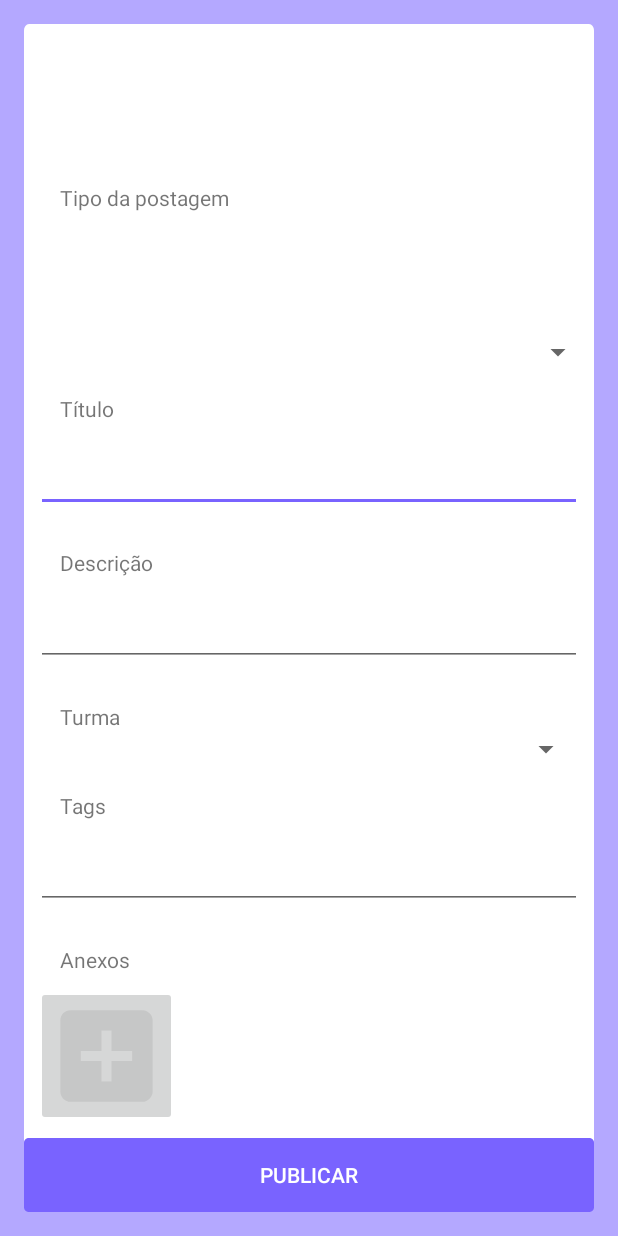
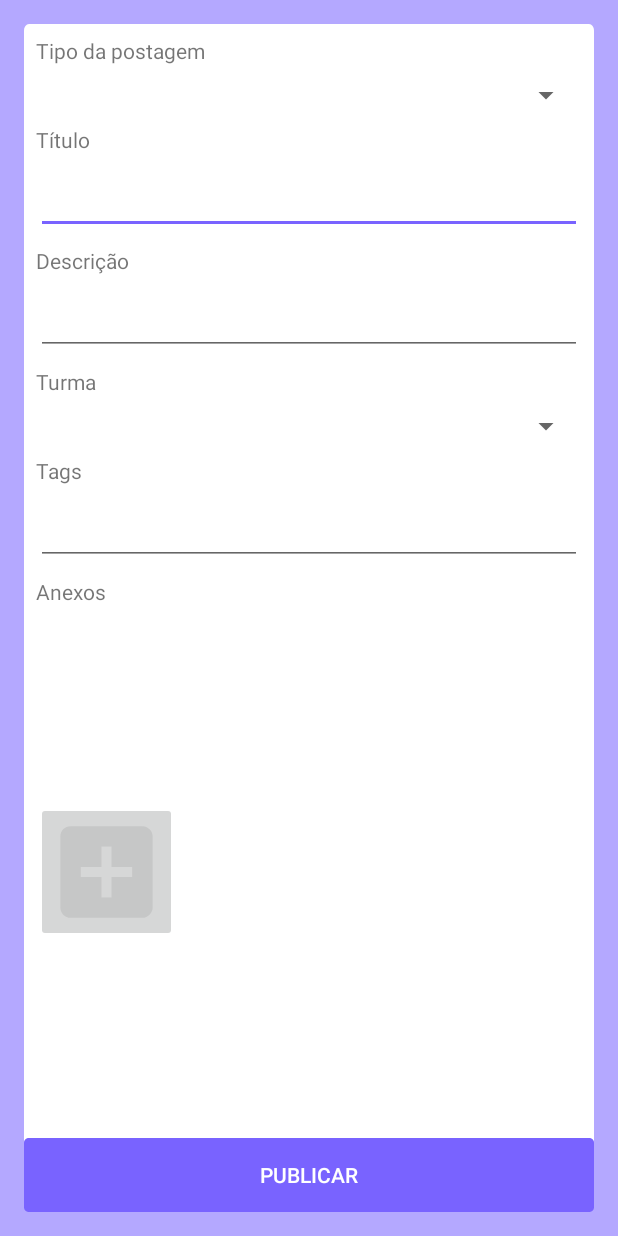
Before and after one commit to angelelouise/apotheca, an Android app: the layout activity_cadastrar_post.xml on its own in the app's theme, with its tools: preview values and no code run, on a phone screen of 412 x 824 dp. Run offline under Robolectric (Android 15) with nearby library versions, the phone set to English and light mode, and no system bars.

```diff
--- a/app/src/main/AndroidManifest.xml
+++ b/app/src/main/AndroidManifest.xml
@@ -15,7 +15,8 @@
         android:roundIcon="@drawable/logo"
         android:supportsRtl="true"
         android:theme="@style/AppTheme">
-        <activity android:name=".activity.DetalharPostActivity"></activity>
+        <activity android:name=".activity.DetalharPerguntaActivity"></activity>
+        <activity android:name=".activity.DetalharPostActivity" />
         <activity android:name=".activity.CadastrarPostActivity" />
         <activity android:name=".activity.AutorizationActivity" />
         <activity android:name=".activity.MainActivity" />
--- a/app/src/main/java/com/ufrn/angele/apotheca/activity/MainActivity.java
+++ b/app/src/main/java/com/ufrn/angele/apotheca/activity/MainActivity.java
@@ -120,8 +120,8 @@ public class MainActivity extends AppCompatActivity {
             @Override
             public void onClick(View view) {
                 Intent intent =  new Intent(MainActivity.this, CadastrarPostActivity.class);
-                intent.putExtra("turmas", turmas);
-                intent.putExtra("usuario", usuario);
+                intent.putExtra(Constants.INTENT_TURMA, turmas);
+                intent.putExtra(Constants.INTENT_USER, usuario);
                 startActivity(intent);
             }
         });
--- a/app/src/main/java/com/ufrn/angele/apotheca/dominio/Postagem.java
+++ b/app/src/main/java/com/ufrn/angele/apotheca/dominio/Postagem.java
@@ -3,8 +3,10 @@ package com.ufrn.angele.apotheca.dominio;
 import android.arch.persistence.room.Entity;
 import android.arch.persistence.room.PrimaryKey;
 
+import java.io.Serializable;
+
 @Entity(tableName = "postagem")
-public class Postagem {
+public class Postagem implements Serializable {
 
     @PrimaryKey(autoGenerate = true)
     private int id_postagem;
--- a/app/src/main/java/com/ufrn/angele/apotheca/outros/Constants.java
+++ b/app/src/main/java/com/ufrn/angele/apotheca/outros/Constants.java
@@ -7,4 +7,7 @@ public class Constants {
     public static final String INTENT_USER = "usuario";
     public static final String INTENT_TURMA = "turmas";
     public static final String INTENT_DISCENTE = "discentes";
+    public static final String INTENT_POSTAGEM = "postagem";
+    public static final String TIPO0 = "Perguntas e Respostas"; //0
+    public static final String TIPO1 = "Livre"; //1
 }
--- a/app/src/main/res/layout/activity_cadastrar_post.xml
+++ b/app/src/main/res/layout/activity_cadastrar_post.xml
@@ -2,10 +2,11 @@
 <android.support.constraint.ConstraintLayout xmlns:android="http://schemas.android.com/apk/res/android"
     xmlns:app="http://schemas.android.com/apk/res-auto"
     xmlns:tools="http://schemas.android.com/tools"
+    android:id="@+id/constraintLayout"
     android:layout_width="match_parent"
     android:layout_height="match_parent"
-    tools:context=".activity.CadastrarPostActivity"
-    android:background="@color/background">
+    android:background="@color/background"
+    tools:context=".activity.CadastrarPostActivity">
 
     <android.support.constraint.ConstraintLayout
         android:layout_width="match_parent"
@@ -24,11 +25,7 @@
             android:layout_marginStart="8dp"
             android:layout_marginTop="8dp"
             android:layout_marginEnd="8dp"
-            android:paddingStart="@dimen/activity_horizontal_margin"
-            android:paddingTop="@dimen/activity_vertical_margin"
-            android:paddingEnd="@dimen/activity_horizontal_margin"
             android:text="@string/tipo_da_postagem"
-            app:layout_constraintBottom_toTopOf="@+id/spinnerTipo"
             app:layout_constraintEnd_toEndOf="parent"
             app:layout_constraintStart_toStartOf="parent"
             app:layout_constraintTop_toTopOf="parent" />
@@ -37,157 +34,136 @@
             android:id="@+id/spinnerTipo"
             android:layout_width="match_parent"
             android:layout_height="wrap_content"
-            android:paddingStart="@dimen/activity_horizontal_margin"
-            android:paddingTop="@dimen/activity_vertical_margin"
-            android:paddingEnd="@dimen/activity_horizontal_margin"
-            app:layout_constraintBottom_toTopOf="@+id/textView" />
+            android:layout_marginStart="8dp"
+            android:layout_marginTop="8dp"
+            android:layout_marginEnd="8dp"
+            app:layout_constraintTop_toBottomOf="@+id/textView3"
+            tools:layout_editor_absoluteX="8dp" />
 
         <TextView
             android:id="@+id/textView"
             android:layout_width="match_parent"
             android:layout_height="wrap_content"
             android:layout_marginStart="8dp"
+            android:layout_marginTop="8dp"
             android:layout_marginEnd="8dp"
-            android:layout_marginBottom="8dp"
-            android:paddingStart="@dimen/activity_horizontal_margin"
-            android:paddingTop="@dimen/activity_vertical_margin"
-            android:paddingEnd="@dimen/activity_horizontal_margin"
             android:text="@string/titulo"
-            app:layout_constraintBottom_toTopOf="@+id/tituloText"
             app:layout_constraintEnd_toEndOf="parent"
-            app:layout_constraintStart_toStartOf="parent" />
+            app:layout_constraintStart_toStartOf="parent"
+            app:layout_constraintTop_toBottomOf="@+id/spinnerTipo" />
 
         <EditText
             android:id="@+id/tituloText"
             android:layout_width="match_parent"
             android:layout_height="wrap_content"
             android:layout_marginStart="8dp"
+            android:layout_marginTop="8dp"
             android:layout_marginEnd="8dp"
-            android:layout_marginBottom="8dp"
             android:ems="10"
             android:gravity="start|top"
             android:inputType="textMultiLine"
-            android:paddingStart="@dimen/activity_horizontal_margin"
-            android:paddingTop="@dimen/activity_vertical_margin"
-            android:paddingEnd="@dimen/activity_horizontal_margin"
-            app:layout_constraintBottom_toTopOf="@+id/textView2"
             app:layout_constraintEnd_toEndOf="parent"
-            app:layout_constraintStart_toStartOf="parent" />
+            app:layout_constraintStart_toStartOf="parent"
+            app:layout_constraintTop_toBottomOf="@+id/textView" />
 
         <TextView
             android:id="@+id/textView2"
             android:layout_width="match_parent"
             android:layout_height="wrap_content"
             android:layout_marginStart="8dp"
+            android:layout_marginTop="8dp"
             android:layout_marginEnd="8dp"
-            android:layout_marginBottom="8dp"
-            android:paddingStart="@dimen/activity_horizontal_margin"
-            android:paddingTop="@dimen/activity_vertical_margin"
-            android:paddingEnd="@dimen/activity_horizontal_margin"
             android:text="@string/descricao"
-            app:layout_constraintBottom_toTopOf="@+id/descricaoText"
             app:layout_constraintEnd_toEndOf="parent"
-            app:layout_constraintStart_toStartOf="parent" />
+            app:layout_constraintStart_toStartOf="parent"
+            app:layout_constraintTop_toBottomOf="@+id/tituloText" />
 
         <EditText
             android:id="@+id/descricaoText"
             android:layout_width="match_parent"
             android:layout_height="wrap_content"
             android:layout_marginStart="8dp"
+            android:layout_marginTop="8dp"
             android:layout_marginEnd="8dp"
-            android:layout_marginBottom="8dp"
             android:ems="10"
             android:gravity="start|top"
             android:inputType="textMultiLine"
-            android:paddingStart="@dimen/activity_horizontal_margin"
-            android:paddingTop="@dimen/activity_vertical_margin"
-            android:paddingEnd="@dimen/activity_horizontal_margin"
-            app:layout_constraintBottom_toTopOf="@+id/textView4"
             app:layout_constraintEnd_toEndOf="parent"
-            app:layout_constraintStart_toStartOf="parent" />
+            app:layout_constraintStart_toStartOf="parent"
+            app:layout_constraintTop_toBottomOf="@+id/textView2" />
 
         <TextView
             android:id="@+id/textView4"
             android:layout_width="match_parent"
             android:layout_height="wrap_content"
             android:layout_marginStart="8dp"
+            android:layout_marginTop="8dp"
             android:layout_marginEnd="8dp"
-            android:paddingStart="@dimen/activity_horizontal_margin"
-            android:paddingTop="@dimen/activity_vertical_margin"
-            android:paddingEnd="@dimen/activity_horizontal_margin"
             android:text="@string/turma"
-            app:layout_constraintBottom_toTopOf="@+id/spinnerTurma"
             app:layout_constraintEnd_toEndOf="parent"
-            app:layout_constraintStart_toStartOf="parent" />
+            app:layout_constraintStart_toStartOf="parent"
+            app:layout_constraintTop_toBottomOf="@+id/descricaoText" />
 
         <Spinner
             android:id="@+id/spinnerTurma"
             android:layout_width="match_parent"
             android:layout_height="wrap_content"
             android:layout_marginStart="8dp"
+            android:layout_marginTop="8dp"
             android:layout_marginEnd="8dp"
-            android:paddingStart="@dimen/activity_horizontal_margin"
-            android:paddingTop="@dimen/activity_vertical_margin"
-            android:paddingEnd="@dimen/activity_horizontal_margin"
-            app:layout_constraintBottom_toTopOf="@+id/textView5"
             app:layout_constraintEnd_toEndOf="parent"
-            app:layout_constraintStart_toStartOf="parent" />
+            app:layout_constraintStart_toStartOf="parent"
+            app:layout_constraintTop_toBottomOf="@+id/textView4" />
 
         <TextView
             android:id="@+id/textView5"
             android:layout_width="match_parent"
             android:layout_height="wrap_content"
             android:layout_marginStart="8dp"
+            android:layout_marginTop="8dp"
             android:layout_marginEnd="8dp"
-            android:layout_marginBottom="8dp"
-            android:paddingStart="@dimen/activity_horizontal_margin"
-            android:paddingTop="@dimen/activity_vertical_margin"
-            android:paddingEnd="@dimen/activity_horizontal_margin"
             android:text="@string/tags"
-            app:layout_constraintBottom_toTopOf="@+id/tagAutoCompleteTextView"
             app:layout_constraintEnd_toEndOf="parent"
-            app:layout_constraintStart_toStartOf="parent" />
+            app:layout_constraintStart_toStartOf="parent"
+            app:layout_constraintTop_toBottomOf="@+id/spinnerTurma" />
 
         <MultiAutoCompleteTextView
             android:id="@+id/tagAutoCompleteTextView"
             android:layout_width="match_parent"
             android:layout_height="wrap_content"
             android:layout_marginStart="8dp"
+            android:layout_marginTop="8dp"
             android:layout_marginEnd="8dp"
-            android:layout_marginBottom="8dp"
-            android:paddingStart="@dimen/activity_horizontal_margin"
-            android:paddingTop="@dimen/activity_vertical_margin"
-            android:paddingEnd="@dimen/activity_horizontal_margin"
             android:text=""
-            app:layout_constraintBottom_toTopOf="@+id/textView6"
             app:layout_constraintEnd_toEndOf="parent"
-            app:layout_constraintStart_toStartOf="parent" />
+            app:layout_constraintStart_toStartOf="parent"
+            app:layout_constraintTop_toBottomOf="@+id/textView5" />
 
         <TextView
             android:id="@+id/textView6"
             android:layout_width="match_parent"
             android:layout_height="wrap_content"
             android:layout_marginStart="8dp"
+            android:layout_marginTop="8dp"
             android:layout_marginEnd="8dp"
-            android:layout_marginBottom="8dp"
-            android:paddingStart="@dimen/activity_horizontal_margin"
-            android:paddingTop="@dimen/activity_vertical_margin"
-            android:paddingEnd="@dimen/activity_horizontal_margin"
             android:text="@string/anexos"
-            app:layout_constraintBottom_toTopOf="@+id/anexoContainer"
             app:layout_constraintEnd_toEndOf="parent"
-            app:layout_constraintStart_toStartOf="parent" />
+            app:layout_constraintHorizontal_bias="0.0"
+            app:layout_constraintStart_toStartOf="parent"
+            app:layout_constraintTop_toBottomOf="@+id/tagAutoCompleteTextView" />
 
         <LinearLayout
             android:id="@+id/anexoContainer"
             android:layout_width="match_parent"
             android:layout_height="wrap_content"
             android:layout_marginStart="8dp"
+            android:layout_marginTop="8dp"
             android:layout_marginEnd="8dp"
             android:layout_marginBottom="8dp"
             app:layout_constraintBottom_toTopOf="@+id/publicar_button"
             app:layout_constraintEnd_toEndOf="parent"
-            app:layout_constraintStart_toStartOf="parent">
+            app:layout_constraintStart_toStartOf="parent"
+            app:layout_constraintTop_toBottomOf="@+id/textView6">
 
             <ImageButton
                 android:id="@+id/anexoButton"
```
Also changed, not shown: app/src/main/java/com/ufrn/angele/apotheca/activity/CadastrarPostActivity.java (+12 -4 lines), app/src/main/java/com/ufrn/angele/apotheca/activity/DetalharPerguntaActivity.java (added, +15 -0 lines), app/src/main/java/com/ufrn/angele/apotheca/adapters/PostAdapter.java (+34 -3 lines), app/src/main/java/com/ufrn/angele/apotheca/adapters/TurmaAdapter.java (+28 -6 lines), app/src/main/java/com/ufrn/angele/apotheca/fragment/HomeFragment.java (+8 -5 lines), app/src/main/java/com/ufrn/angele/apotheca/fragment/PostsFragment.java (+9 -11 lines), app/src/main/java/com/ufrn/angele/apotheca/fragment/TurmasFragment.java (+8 -12 lines), app/src/main/res/layout/activity_detalhar_pergunta.xml (added, +9 -0 lines).
